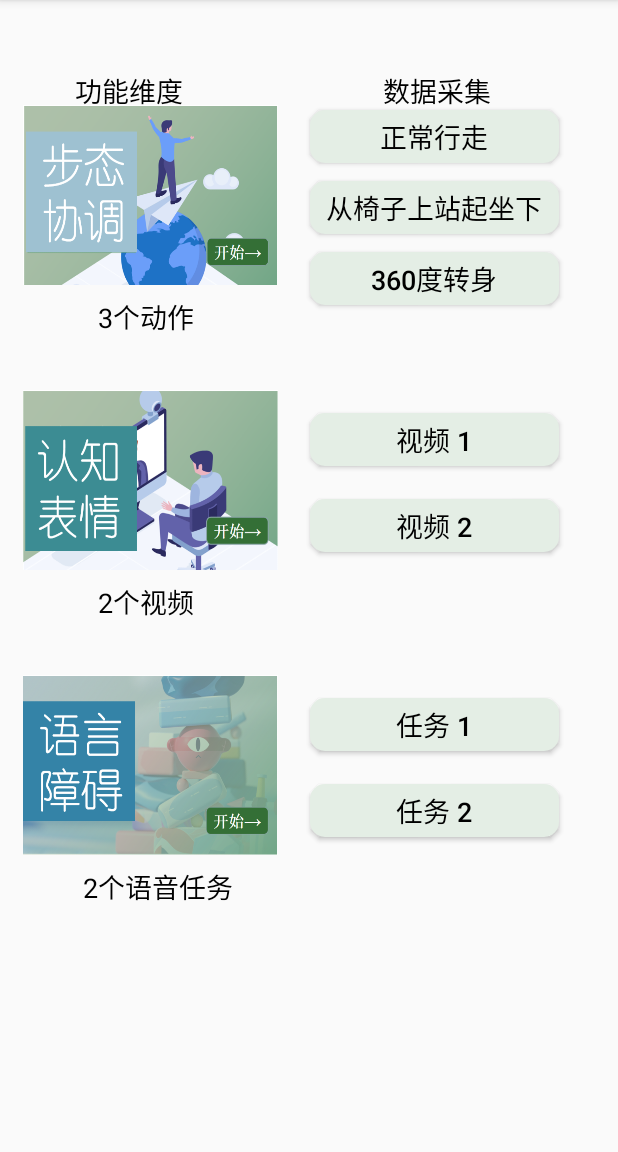
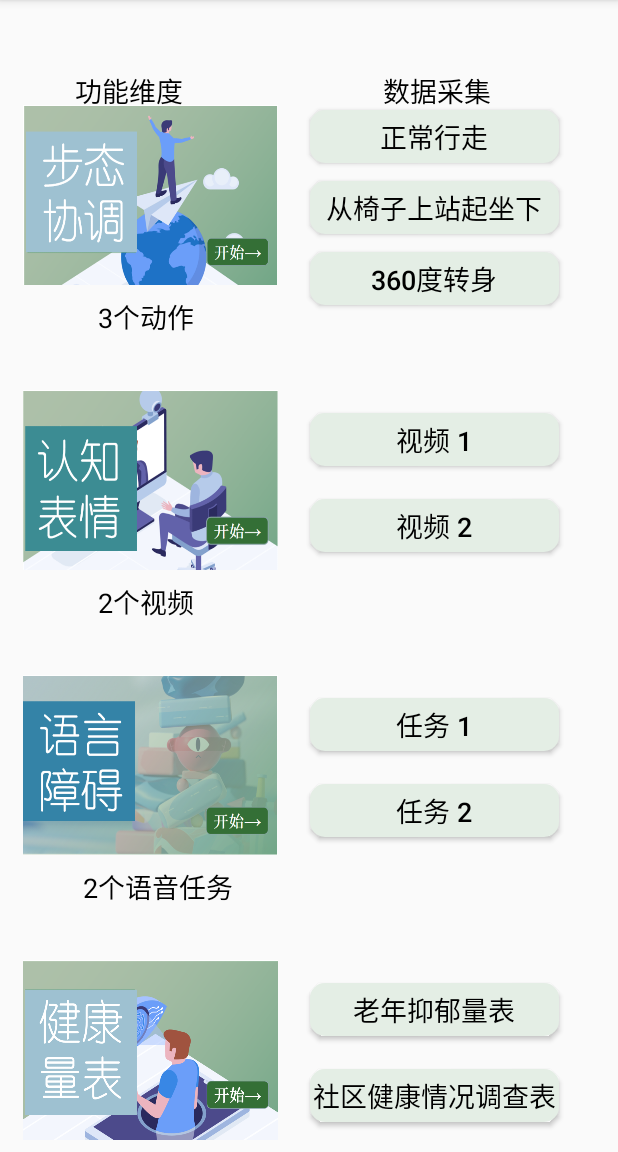
Before and after one commit to MJCC-wht/datasetCollection, an Android app: the HomepageActivity screen opened directly, with no data from a screen before it, after a tap on "正常行走", on a phone screen of 412 x 824 dp, the part 84-1236 px from its top. Run offline under Robolectric (Android 15) with nearby library versions, the phone set to English and light mode, and no system bars.

Commit message:
按钮颜色

```diff
--- a/app/src/main/java/com/renhui/androidrecorder/homepage/HomepageActivity.java
+++ b/app/src/main/java/com/renhui/androidrecorder/homepage/HomepageActivity.java
@@ -1,8 +1,12 @@
 package com.renhui.androidrecorder.homepage;
 
 import android.content.Intent;
+import android.content.res.Configuration;
+import android.graphics.Color;
+import android.support.annotation.NonNull;
 import android.support.v7.app.AppCompatActivity;
 import android.os.Bundle;
+import android.util.Log;
 import android.view.View;
 import android.widget.Button;
 import android.widget.ImageButton;
@@ -11,14 +15,22 @@ import android.widget.Toast;
 import com.renhui.androidrecorder.R;
 import com.renhui.androidrecorder.muxer.MediaMuxerActivity;
 import com.renhui.androidrecorder.survey.GDSSurveyActivity;
+import com.renhui.androidrecorder.survey.HealthSurveyActivity;
 
 public class HomepageActivity extends AppCompatActivity {
     private Button btn11,btn12,btn13,
             btn21,btn22,
-            btn31,btn32;
+            btn31,btn32,
+            btn41,btn42;
+
+    private static final String KEY_INDEX="INDEX";
     private String choice, choice2; // 选择的是哪个项目？
+    private int[] flag = new int[]{0,0,0,0,0,0,0,0,0};//初始状态
+    private String filePath, camera_window = "";
 
-    private String filePath, camera_window = "";
+    public void setFlag(int[] flag) {
+        this.flag = flag;
+    }
 
     public void setChoice(String choice) {
         this.choice = choice;
@@ -45,7 +57,7 @@ public class HomepageActivity extends AppCompatActivity {
             public void onClick(View view) {
                 setChoice("video/action1/") ;
                 choice2 = "motion";
-                judge1();
+                judge1(flag, btn11,0);
             }
         });
         btn12.setOnClickListener(new View.OnClickListener() {
@@ -53,7 +65,7 @@ public class HomepageActivity extends AppCompatActivity {
             public void onClick(View view) {
                 setChoice("video/action2/") ;
                 choice2 = "motion";
-                judge1();
+                judge1(flag, btn12,1);
             }
         });
         btn13.setOnClickListener(new View.OnClickListener() {
@@ -61,7 +73,7 @@ public class HomepageActivity extends AppCompatActivity {
             public void onClick(View view) {
                 setChoice("video/action3/") ;
                 choice2 = "motion";
-                judge1();
+                judge1(flag, btn13, 2);
             }
         });
 
@@ -70,7 +82,7 @@ public class HomepageActivity extends AppCompatActivity {
             public void onClick(View view) {
                 setChoice("video/recognition1/") ;
                 choice2 = "recognition";
-                judge2();
+                judge2(flag, btn21,3);
             }
         });
         btn22.setOnClickListener(new View.OnClickListener() {
@@ -78,7 +90,7 @@ public class HomepageActivity extends AppCompatActivity {
             public void onClick(View view) {
                 setChoice("video/recognition2/") ;
                 choice2 = "recognition";
-                judge2();
+                judge2(flag, btn22,4);
             }
         });
         btn31.setOnClickListener(new View.OnClickListener() {
@@ -86,7 +98,7 @@ public class HomepageActivity extends AppCompatActivity {
             public void onClick(View view) {
                 setChoice("audio/description1/") ;
                 choice2 = "audio";
-                judge3();
+                judge3(flag, btn31,5);
             }
         });
         btn32.setOnClickListener(new View.OnClickListener() {
@@ -94,47 +106,78 @@ public class HomepageActivity extends AppCompatActivity {
             public void onClick(View view) {
                 setChoice("audio/description2/") ;
                 choice2 = "audio";
-                judge3();
+                judge3(flag, btn32,6);
+            }
+        });
+        btn41 = (Button) findViewById(R.id.btn41);
+        btn41.setOnClickListener(new View.OnClickListener() {
+            @Override
+            public void onClick(View view) {
+                intent.setClass(HomepageActivity.this, HealthSurveyActivity.class);
+                startActivity(intent);
+                btnChange(flag, btn41, 7);
+            }
+        });
+        btn42 = (Button) findViewById(R.id.btn42);
+        btn42.setOnClickListener(new View.OnClickListener() {
+            @Override
+            public void onClick(View view) {
+                intent.setClass(HomepageActivity.this, GDSSurveyActivity.class);
+                startActivity(intent);
+                btnChange(flag, btn42, 8);//
             }
         });
     }
-    private void jump_to_collect(){
+    private void jump_to_collect(int[] flag, Button btn, int i){
         Intent intent = new Intent();
         if (filePath == null || filePath.equals(" ")) {
             Toast.makeText(HomepageActivity.this, "请点击左图，输入受试者信息",
                     Toast.LENGTH_SHORT).show();
         } else {
+            btnChange(flag, btn, i);
             intent.setClass(HomepageActivity.this, MediaMuxerActivity.class);
             intent.putExtra("complete_info",choice + filePath);
             intent.putExtra("cameraWindow",camera_window);
             startActivity(intent);
         }
     }
-    private void judge1(){
+    private void judge1(int[] flag, Button btn, int i){
         if (choice2 == null || choice2.charAt(0) != 'm') {
             Toast.makeText(HomepageActivity.this, "请正确选择 采集动作",
                     Toast.LENGTH_SHORT).show();
         } else if (choice2.equals("motion")){
-            jump_to_collect();
+            jump_to_collect(flag, btn, i);
         }
     }
-    private void judge2(){
+    private void judge2(int[] flag, Button btn, int i){
         if (choice2 == null || choice2.charAt(0) != 'r') {
             Toast.makeText(HomepageActivity.this, "请正确选择 认知/情绪视频",
                     Toast.LENGTH_SHORT).show();
         } else if (choice2.equals("recognition")) {
-            jump_to_collect();
+            jump_to_collect(flag, btn, i);
         }
     }
-    private void judge3(){
+    private void judge3(int[] flag, Button btn, int i){
         if (choice2 == null || choice2.charAt(0) != 'a') {
             Toast.makeText(HomepageActivity.this, "请正确选择 语音任务",
                     Toast.LENGTH_SHORT).show();
         } else if (choice2.equals("audio")){
-            jump_to_collect();
+            jump_to_collect(flag, btn, i);
         }
     }
+    private void btnChange(int[] flag, Button btn, int i){
+        if(flag[i] == 0)
+        {
+            btn.setBackgroundColor(Color.parseColor("#C5C5C5"));
+            flag[i] = 1;
+        }//选中
+        else {
+            btn.setBackgroundColor(Color.parseColor("#E4EEE5"));
+            flag[i] = 0;
+        }//取消
+    }
     private void initView(){
+
         btn11=findViewById(R.id.btn11);
         btn12=findViewById(R.id.btn12);
         btn13=findViewById(R.id.btn13);
@@ -144,5 +187,32 @@ public class HomepageActivity extends AppCompatActivity {
 
         btn31=findViewById(R.id.btn31);
         btn32=findViewById(R.id.btn32);
+
+        btn41=findViewById(R.id.btn41);
+        btn42=findViewById(R.id.btn42);
+
     }
+
+//    @Override
+//    public void onConfigurationChanged(Configuration newConfig) {
+//        super.onConfigurationChanged(newConfig);
+//        if (this.getResources().getConfiguration().orientation==  Configuration.ORIENTATION_LANDSCAPE) {
+//        } else if (this.getResources().getConfiguration().orientation== Configuration.ORIENTATION_PORTRAIT) {
+//        }
+//        if (newConfig.hardKeyboardHidden== Configuration.HARDKEYBOARDHIDDEN_NO) {
+//        }else if (newConfig.hardKeyboardHidden== Configuration.HARDKEYBOARDHIDDEN_YES) {
+//        }
+//    }
+
+//    @Override
+//    protected void onSaveInstanceState(@NonNull Bundle outState) {
+//        outState.putInt("count",count);
+//        super.onSaveInstanceState(outState);
+//    }
+//
+//    @Override
+//    protected void onRestoreInstanceState(@NonNull Bundle savedInstanceState) {
+//        super.onRestoreInstanceState(savedInstanceState);
+//        count = savedInstanceState.getInt("count");
+//    }
 }
--- a/app/src/main/res/layout/activity_homepage.xml
+++ b/app/src/main/res/layout/activity_homepage.xml
@@ -5,7 +5,9 @@
     android:layout_width="match_parent"
     android:layout_height="match_parent"
     tools:context=".homepage.HomepageActivity">
-
+    <ScrollView
+        android:layout_width="match_parent"
+        android:layout_height="wrap_content">
         <RelativeLayout
             android:layout_width="match_parent"
             android:layout_height="match_parent"
@@ -190,6 +192,54 @@
                 android:background="@drawable/btn_bg_selector"
                 android:text="任务 2"
                 android:textSize="18sp"></Button>
+
+            <ImageButton
+                android:id="@+id/test"
+                android:layout_width="170dp"
+                android:layout_height="120dp"
+                android:layout_below="@+id/yuyin"
+                android:layout_marginLeft="15dp"
+                android:layout_marginTop="70dp"
+                android:background="@drawable/test"></ImageButton>
+
+            <TextView
+                android:id="@+id/txt5"
+                android:layout_width="wrap_content"
+                android:layout_height="wrap_content"
+                android:layout_below="@+id/test"
+                android:layout_marginLeft="55dp"
+                android:layout_marginTop="7dp"
+                android:text="2个健康量表"
+                android:textColor="#000000"
+                android:textSize="18sp"></TextView>
+            <Button
+                android:id="@+id/btn41"
+                style="@style/MyBtnStyle"
+                android:layout_width="166dp"
+                android:layout_height="35dp"
+                android:layout_alignTop="@+id/test"
+                android:layout_marginLeft="21dp"
+                android:layout_marginTop="15dp"
+                android:layout_marginRight="13dp"
+                android:layout_toRightOf="@+id/test"
+                android:background="@drawable/btn_bg_selector"
+                android:text="老年抑郁量表"
+                android:textSize="18sp"></Button>
+
+            <Button
+                android:id="@+id/btn42"
+                style="@style/MyBtnStyle"
+                android:layout_width="166dp"
+                android:layout_height="35dp"
+                android:layout_marginLeft="21dp"
+                android:layout_marginTop="22dp"
+                android:layout_below="@+id/btn41"
+                android:layout_marginRight="13dp"
+                android:layout_toRightOf="@+id/test"
+                android:background="@drawable/btn_bg_selector"
+                android:text="社区健康情况调查表"
+                android:textSize="18sp"></Button>
         </RelativeLayout>
+    </ScrollView>
 
 </LinearLayout>
```
Also changed, not shown: app/src/main/AndroidManifest.xml (+7 -0 lines), app/src/main/res/drawable/test.png (added). Lines whose indentation alone changed are shown as unchanged.
